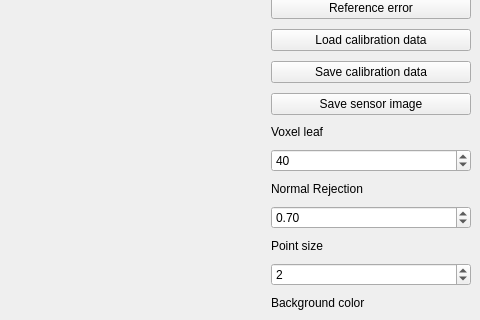
Qt form src/fancyWindow.ui (RaduAlexandru/DepthCorrection) before a commit; both pictures show x 473 to 953 and y 140 to 460 of the 953 by 808 pixel window.
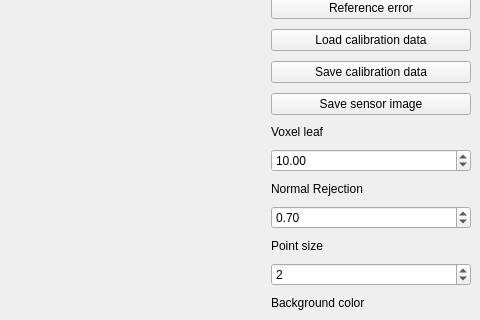
The same form after that commit. Custom widgets are drawn as their Qt base class.

```diff
--- a/src/fancyWindow.ui
+++ b/src/fancyWindow.ui
@@ -127,9 +127,12 @@
          </widget>
         </item>
         <item>
-         <widget class="QSpinBox" name="voxelLeaf">
+         <widget class="QDoubleSpinBox" name="voxelLeaf">
+          <property name="singleStep">
+           <double>0.010000000000000</double>
+          </property>
           <property name="value">
-           <number>40</number>
+           <double>10.000000000000000</double>
           </property>
          </widget>
         </item>
```
